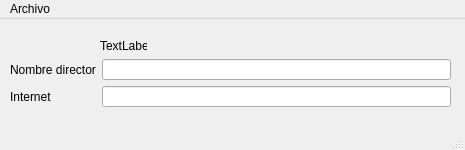
First picture: the form in gui/directores.ui, repository QuitoAr/Cine, before the edit.
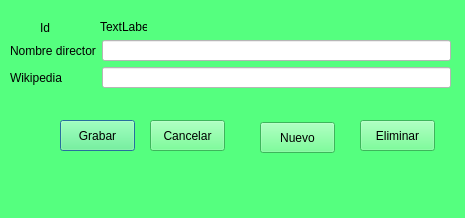
Second picture: the form after the edit. Icons and pictures are not drawn.

Commit message: Modulo gui/directores.py listo para testear

The edit to the form file:
```diff
--- a/gui/directores.ui
+++ b/gui/directores.ui
@@ -1,7 +1,7 @@
 <?xml version="1.0" encoding="UTF-8"?>
 <ui version="4.0">
- <class>win_directores</class>
- <widget class="QMainWindow" name="win_directores">
+ <class>Dialog</class>
+ <widget class="QDialog" name="Dialog">
   <property name="windowModality">
    <enum>Qt::ApplicationModal</enum>
   </property>
@@ -10,7 +10,7 @@
     <x>0</x>
     <y>0</y>
     <width>465</width>
-    <height>150</height>
+    <height>218</height>
    </rect>
   </property>
   <property name="windowTitle">
@@ -20,7 +20,18 @@
    <iconset>
     <normaloff>../dire.png</normaloff>../dire.png</iconset>
   </property>
-  <widget class="QWidget" name="centralwidget">
+  <property name="styleSheet">
+   <string notr="true">background-color: rgb(85, 255, 127);</string>
+  </property>
+  <widget class="QWidget" name="centralwidget" native="true">
+   <property name="geometry">
+    <rect>
+     <x>0</x>
+     <y>0</y>
+     <width>461</width>
+     <height>173</height>
+    </rect>
+   </property>
    <widget class="QWidget" name="layoutWidget">
     <property name="geometry">
      <rect>
@@ -32,10 +43,20 @@
     </property>
     <layout class="QGridLayout" name="gridLayout">
      <item row="0" column="1">
-      <widget class="QLineEdit" name="nombreCineasta"/>
+      <widget class="QLineEdit" name="nombreCineasta">
+       <property name="styleSheet">
+        <string notr="true">background-color: rgb(255, 255, 255);</string>
+       </property>
+       <property name="echoMode">
+        <enum>QLineEdit::Normal</enum>
+       </property>
+      </widget>
      </item>
      <item row="1" column="1">
       <widget class="QLineEdit" name="wikiDirector">
+       <property name="styleSheet">
+        <string notr="true">background-color: rgb(255, 255, 255);</string>
+       </property>
        <property name="placeholderText">
         <string extracomment="Sitio"/>
        </property>
@@ -44,7 +65,7 @@
      <item row="1" column="0">
       <widget class="QLabel" name="actionInternet">
        <property name="text">
-        <string>Internet</string>
+        <string>Wikipedia</string>
        </property>
       </widget>
      </item>
@@ -70,6 +91,74 @@
      <string>TextLabel</string>
     </property>
    </widget>
+   <widget class="QPushButton" name="btnGrabar">
+    <property name="geometry">
+     <rect>
+      <x>60</x>
+      <y>120</y>
+      <width>75</width>
+      <height>31</height>
+     </rect>
+    </property>
+    <property name="text">
+     <string>Grabar</string>
+    </property>
+   </widget>
+   <widget class="QPushButton" name="btnCancelar">
+    <property name="geometry">
+     <rect>
+      <x>150</x>
+      <y>120</y>
+      <width>75</width>
+      <height>31</height>
+     </rect>
+    </property>
+    <property name="text">
+     <string>Cancelar</string>
+    </property>
+   </widget>
+   <widget class="QLabel" name="label_2">
+    <property name="geometry">
+     <rect>
+      <x>40</x>
+      <y>20</y>
+      <width>51</width>
+      <height>16</height>
+     </rect>
+    </property>
+    <property name="text">
+     <string>Id </string>
+    </property>
+   </widget>
+   <widget class="QPushButton" name="btnNuevo">
+    <property name="geometry">
+     <rect>
+      <x>260</x>
+      <y>122</y>
+      <width>75</width>
+      <height>31</height>
+     </rect>
+    </property>
+    <property name="focusPolicy">
+     <enum>Qt::WheelFocus</enum>
+    </property>
+    <property name="text">
+     <string>Nuevo</string>
+    </property>
+   </widget>
+   <widget class="QPushButton" name="btnEliminar">
+    <property name="geometry">
+     <rect>
+      <x>360</x>
+      <y>120</y>
+      <width>75</width>
+      <height>31</height>
+     </rect>
+    </property>
+    <property name="text">
+     <string>Eliminar</string>
+    </property>
+   </widget>
   </widget>
   <widget class="QMenuBar" name="menubar">
    <property name="geometry">
@@ -80,18 +169,17 @@
      <height>21</height>
     </rect>
    </property>
-   <widget class="QMenu" name="menuArchivo">
-    <property name="title">
-     <string>Archivo</string>
-    </property>
-    <addaction name="actionNuevo"/>
-    <addaction name="actionEliminar"/>
-    <addaction name="separator"/>
-    <addaction name="separator"/>
-   </widget>
-   <addaction name="menuArchivo"/>
   </widget>
-  <widget class="QStatusBar" name="statusbar"/>
+  <widget class="QStatusBar" name="statusbar">
+   <property name="geometry">
+    <rect>
+     <x>0</x>
+     <y>0</y>
+     <width>3</width>
+     <height>18</height>
+    </rect>
+   </property>
+  </widget>
   <action name="actionNuevo">
    <property name="text">
     <string>Nuevo </string>
```
The commit also changes 8 other files.
